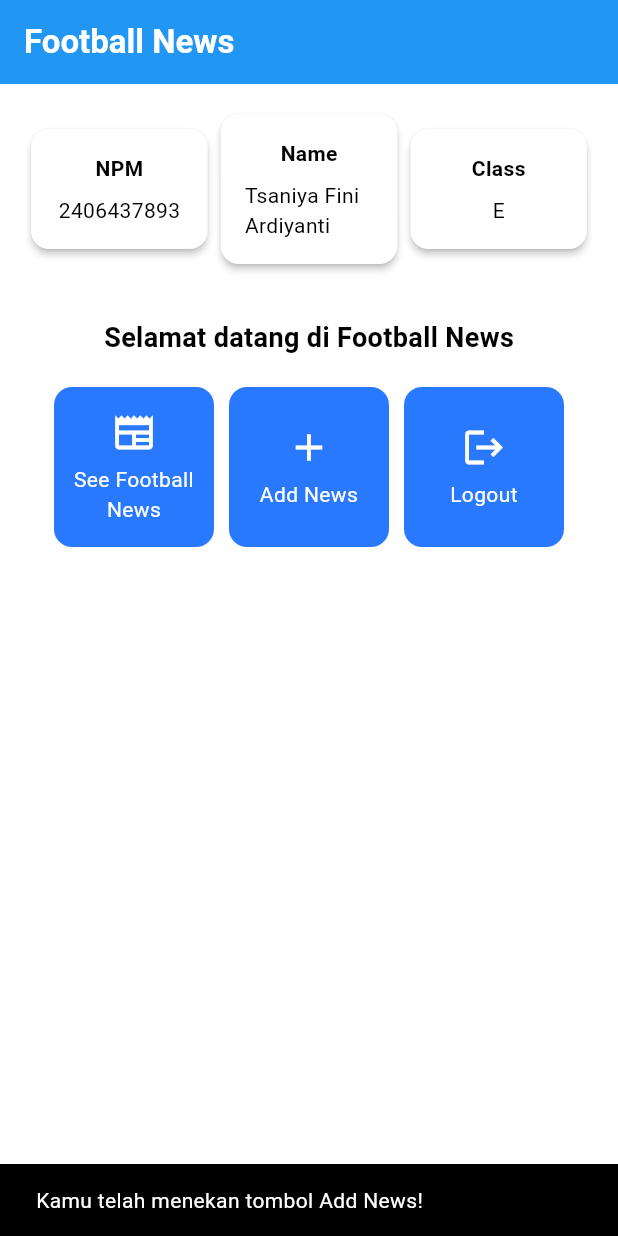
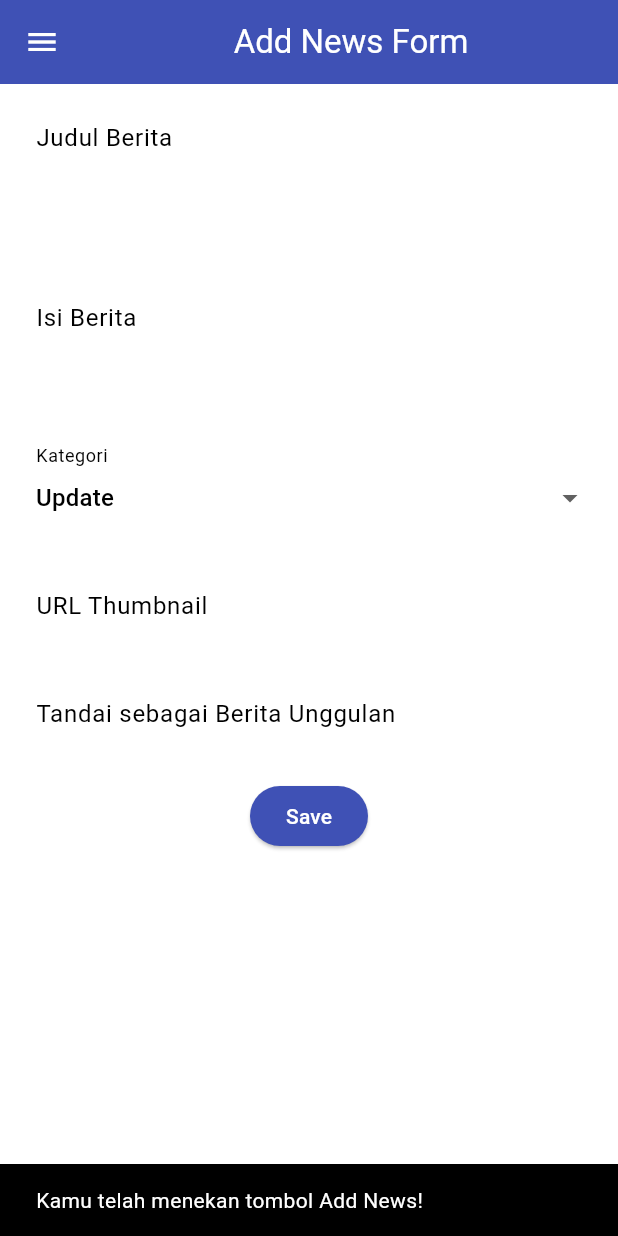
Before and after one commit to TsaniyaFiniArdiyanti/football-news-mobile, a Flutter app: the screen it shows after launch, after a tap on "Add News", on a phone screen of 412 x 824 dp. Run offline on Flutter 3.47's test engine with Material 3 defaults, Android fonts, the phone set to English and light mode, and no system bars.

Commit message:
tutorial 7 selesai

```diff
--- a/lib/main.dart
+++ b/lib/main.dart
@@ -1,5 +1,6 @@
 import 'package:flutter/material.dart';
-import 'package:football_news/menu.dart';
+import 'package:football_news/screens/menu.dart';
+// import 'package:football_news/widgets/left_drawer.dart';
 
 void main() {
   runApp(const MyApp());
--- a/lib/menu.dart
+++ /dev/null
@@ -1,186 +0,0 @@
-import 'package:flutter/material.dart';
-
-class MyHomePage extends StatelessWidget {
-  MyHomePage({super.key});
-
-  final String nama = "Tsaniya Fini Ardiyanti"; //nama
-  final String npm = "2406437893"; //npm
-  final String kelas = "E"; //kelas
-
-  final List<ItemHomepage> items = [
-    ItemHomepage("See Football News", Icons.newspaper),
-    ItemHomepage("Add News", Icons.add),
-    ItemHomepage("Logout", Icons.logout),
-  ];
-
-  @override
-  Widget build(BuildContext context) {
-  // Scaffold menyediakan struktur dasar halaman dengan AppBar dan body.
-  return Scaffold(
-    // AppBar adalah bagian atas halaman yang menampilkan judul.
-    appBar: AppBar(
-      // Judul aplikasi "Football News" dengan teks putih dan tebal.
-      title: const Text(
-        'Football News',
-        style: TextStyle(
-          color: Colors.white,
-          fontWeight: FontWeight.bold,
-        ),
-      ),
-      // Warna latar belakang AppBar diambil dari skema warna tema aplikasi.
-      backgroundColor: Theme.of(context).colorScheme.primary,
-    ),
-    // Body halaman dengan padding di sekelilingnya.
-    body: Padding(
-      padding: const EdgeInsets.all(16.0),
-      // Menyusun widget secara vertikal dalam sebuah kolom.
-      child: Column(
-        crossAxisAlignment: CrossAxisAlignment.center,
-        children: [
-          // Row untuk menampilkan 3 InfoCard secara horizontal.
-          Row(
-            mainAxisAlignment: MainAxisAlignment.spaceEvenly,
-            children: [
-              InfoCard(title: 'NPM', content: npm),
-              InfoCard(title: 'Name', content: nama),
-              InfoCard(title: 'Class', content: kelas),
-            ],
-          ),
-
-          // Memberikan jarak vertikal 16 unit.
-          const SizedBox(height: 16.0),
-
-          // Menempatkan widget berikutnya di tengah halaman.
-          Center(
-            child: Column(
-              // Menyusun teks dan grid item secara vertikal.
-
-              children: [
-                // Menampilkan teks sambutan dengan gaya tebal dan ukuran 18.
-                const Padding(
-                  padding: EdgeInsets.only(top: 16.0),
-                  child: Text(
-                    'Selamat datang di Football News',
-                    style: TextStyle(
-                      fontWeight: FontWeight.bold,
-                      fontSize: 18.0,
-                    ),
-                  ),
-                ),
-
-                // Grid untuk menampilkan ItemCard dalam bentuk grid 3 kolom.
-                GridView.count(
-                  primary: true,
-                  padding: const EdgeInsets.all(20),
-                  crossAxisSpacing: 10,
-                  mainAxisSpacing: 10,
-                  crossAxisCount: 3,
-                  // Agar grid menyesuaikan tinggi kontennya.
-                  shrinkWrap: true,
-
-                  // Menampilkan ItemCard untuk setiap item dalam list items.
-                  children: items.map((ItemHomepage item) {
-                    return ItemCard(item);
-                  }).toList(),
-                ),
-              ],
-            ),
-          ),
-        ],
-      ),
-    ),
-  );
-  }
-}
-
-class InfoCard extends StatelessWidget {
-  // Kartu informasi yang menampilkan title dan content.
-
-  final String title; // Judul kartu.
-  final String content; // Isi kartu.
-
-  const InfoCard({super.key, required this.title, required this.content});
-
-  @override
-  Widget build(BuildContext context) {
-    return Card(
-      // Membuat kotak kartu dengan bayangan dibawahnya.
-      elevation: 2.0,
-      child: Container(
-        // Mengatur ukuran dan jarak di dalam kartu.
-        width:
-            MediaQuery.of(context).size.width /
-            3.5, // menyesuaikan dengan lebar device yang digunakan.
-        padding: const EdgeInsets.all(16.0),
-        // Menyusun title dan content secara vertikal.
-        child: Column(
-          children: [
-            Text(title, style: const TextStyle(fontWeight: FontWeight.bold)),
-            const SizedBox(height: 8.0),
-            Text(content),
-          ],
-        ),
-      ),
-    );
-  }
-}
-
-class ItemHomepage {
-  final String name;
-  final IconData icon;
-
-  ItemHomepage(this.name, this.icon);
-}
-
-class ItemCard extends StatelessWidget {
-  // Menampilkan kartu dengan ikon dan nama.
-
-  final ItemHomepage item;
-
-  const ItemCard(this.item, {super.key});
-
-  @override
-  Widget build(BuildContext context) {
-    return Material(
-      // Menentukan warna latar belakang dari tema aplikasi.
-      color: Theme.of(context).colorScheme.secondary,
-      // Membuat sudut kartu melengkung.
-      borderRadius: BorderRadius.circular(12),
-
-      child: InkWell(
-        // Aksi ketika kartu ditekan.
-        onTap: () {
-          // Menampilkan pesan SnackBar saat kartu ditekan.
-          ScaffoldMessenger.of(context)
-            ..hideCurrentSnackBar()
-            ..showSnackBar(
-              SnackBar(content: Text("Kamu telah menekan tombol ${item.name}!"))
-            );
-        },
-        // Container untuk menyimpan Icon dan Text
-        child: Container(
-          padding: const EdgeInsets.all(8),
-          child: Center(
-            child: Column(
-              // Menyusun ikon dan teks di tengah kartu.
-              mainAxisAlignment: MainAxisAlignment.center,
-              children: [
-                Icon(
-                  item.icon,
-                  color: Colors.white,
-                  size: 30.0,
-                ),
-                const Padding(padding: EdgeInsets.all(3)),
-                Text(
-                  item.name,
-                  textAlign: TextAlign.center,
-                  style: const TextStyle(color: Colors.white),
-                ),
-              ],
-            ),
-          ),
-        ),
-      ),
-    );
-  }
-}
--- /dev/null
+++ b/lib/screens/menu.dart
@@ -0,0 +1,134 @@
+import 'package:flutter/material.dart';
+import 'package:football_news/widgets/left_drawer.dart';
+import 'package:football_news/screens/newslist_form.dart';
+import 'package:football_news/widgets/news_card.dart';
+
+class MyHomePage extends StatelessWidget {
+  MyHomePage({super.key});
+
+  final String nama = "Tsaniya Fini Ardiyanti"; //nama
+  final String npm = "2406437893"; //npm
+  final String kelas = "E"; //kelas
+
+  final List<ItemHomepage> items = [
+    ItemHomepage("See Football News", Icons.newspaper),
+    ItemHomepage("Add News", Icons.add),
+    ItemHomepage("Logout", Icons.logout),
+  ];
+
+  @override
+  Widget build(BuildContext context) {
+    // Scaffold menyediakan struktur dasar halaman dengan AppBar dan body.
+    return Scaffold(
+      // AppBar adalah bagian atas halaman yang menampilkan judul.
+      appBar: AppBar(
+        // Judul aplikasi "Football News" dengan teks putih dan tebal.
+        title: const Text(
+          'Football News',
+          style: TextStyle(color: Colors.white, fontWeight: FontWeight.bold),
+        ),
+        // Warna latar belakang AppBar diambil dari skema warna tema aplikasi.
+        backgroundColor: Theme.of(context).colorScheme.primary,
+      ),
+
+      drawer: LeftDrawer(),
+      // Body halaman dengan padding di sekelilingnya.
+      body: Padding(
+        padding: const EdgeInsets.all(16.0),
+        // Menyusun widget secara vertikal dalam sebuah kolom.
+        child: Column(
+          crossAxisAlignment: CrossAxisAlignment.center,
+          children: [
+            // Row untuk menampilkan 3 InfoCard secara horizontal.
+            Row(
+              mainAxisAlignment: MainAxisAlignment.spaceEvenly,
+              children: [
+                InfoCard(title: 'NPM', content: npm),
+                InfoCard(title: 'Name', content: nama),
+                InfoCard(title: 'Class', content: kelas),
+              ],
+            ),
+
+            // Memberikan jarak vertikal 16 unit.
+            const SizedBox(height: 16.0),
+
+            // Menempatkan widget berikutnya di tengah halaman.
+            Center(
+              child: Column(
+                // Menyusun teks dan grid item secara vertikal.
+                children: [
+                  // Menampilkan teks sambutan dengan gaya tebal dan ukuran 18.
+                  const Padding(
+                    padding: EdgeInsets.only(top: 16.0),
+                    child: Text(
+                      'Selamat datang di Football News',
+                      style: TextStyle(
+                        fontWeight: FontWeight.bold,
+                        fontSize: 18.0,
+                      ),
+                    ),
+                  ),
+
+                  // Grid untuk menampilkan ItemCard dalam bentuk grid 3 kolom.
+                  GridView.count(
+                    primary: true,
+                    padding: const EdgeInsets.all(20),
+                    crossAxisSpacing: 10,
+                    mainAxisSpacing: 10,
+                    crossAxisCount: 3,
+                    // Agar grid menyesuaikan tinggi kontennya.
+                    shrinkWrap: true,
+
+                    // Menampilkan ItemCard untuk setiap item dalam list items.
+                    children: items.map((ItemHomepage item) {
+                      return ItemCard(item);
+                    }).toList(),
+                  ),
+                ],
+              ),
+            ),
+          ],
+        ),
+      ),
+    );
+  }
+}
+
+class InfoCard extends StatelessWidget {
+  // Kartu informasi yang menampilkan title dan content.
+
+  final String title; // Judul kartu.
+  final String content; // Isi kartu.
+
+  const InfoCard({super.key, required this.title, required this.content});
+
+  @override
+  Widget build(BuildContext context) {
+    return Card(
+      // Membuat kotak kartu dengan bayangan dibawahnya.
+      elevation: 2.0,
+      child: Container(
+        // Mengatur ukuran dan jarak di dalam kartu.
+        width:
+            MediaQuery.of(context).size.width /
+            3.5, // menyesuaikan dengan lebar device yang digunakan.
+        padding: const EdgeInsets.all(16.0),
+        // Menyusun title dan content secara vertikal.
+        child: Column(
+          children: [
+            Text(title, style: const TextStyle(fontWeight: FontWeight.bold)),
+            const SizedBox(height: 8.0),
+            Text(content),
+          ],
+        ),
+      ),
+    );
+  }
+}
+
+class ItemHomepage {
+  final String name;
+  final IconData icon;
+
+  ItemHomepage(this.name, this.icon);
+}
--- /dev/null
+++ b/lib/screens/newslist_form.dart
@@ -0,0 +1,213 @@
+import 'package:flutter/material.dart';
+import 'package:football_news/widgets/left_drawer.dart';
+
+class NewsFormPage extends StatefulWidget {
+  const NewsFormPage({super.key});
+
+  @override
+  State<NewsFormPage> createState() => _NewsFormPageState();
+}
+
+class _NewsFormPageState extends State<NewsFormPage> {
+  final _formKey = GlobalKey<FormState>();
+  String _title = "";
+  String _content = "";
+  String _category = "update"; // default
+  String _thumbnail = "";
+  bool _isFeatured = false; // default
+
+  final List<String> _categories = [
+    'transfer',
+    'update',
+    'exclusive',
+    'match',
+    'rumor',
+    'analysis',
+  ];
+
+  @override
+  Widget build(BuildContext context) {
+    return Scaffold(
+      appBar: AppBar(
+        title: const Center(child: Text('Add News Form')),
+
+        backgroundColor: Colors.indigo,
+        foregroundColor: Colors.white,
+      ),
+      // TODO: Tambahkan drawer yang sudah dibuat di sini
+      drawer: const LeftDrawer(),
+
+      body: Form(
+        key: _formKey,
+        child: SingleChildScrollView(
+          child: Column(
+            crossAxisAlignment: CrossAxisAlignment.start,
+            children: [
+              Padding(
+                padding: const EdgeInsets.all(8.0),
+                child: TextFormField(
+                  decoration: InputDecoration(
+                    hintText: "Judul Berita",
+                    labelText: "Judul Berita",
+                    border: OutlineInputBorder(
+                      borderRadius: BorderRadius.circular(5.0),
+                    ),
+                  ),
+                  onChanged: (String? value) {
+                    setState(() {
+                      _title = value!;
+                    });
+                  },
+                  validator: (String? value) {
+                    if (value == null || value.isEmpty) {
+                      return "Judul tidak boleh kosong";
+                    }
+
+                    return null;
+                  },
+                ),
+              ),
+
+              // === Content ===
+              Padding(
+                padding: const EdgeInsets.all(8.0),
+                child: TextFormField(
+                  maxLines: 5,
+                  decoration: InputDecoration(
+                    hintText: "Isi Berita",
+                    labelText: "Isi Berita",
+                    border: OutlineInputBorder(
+                      borderRadius: BorderRadius.circular(5.0),
+                    ),
+                  ),
+                  onChanged: (String? value) {
+                    setState(() {
+                      _content = value!;
+                    });
+                  },
+                  validator: (String? value) {
+                    if (value == null || value.isEmpty) {
+                      return "Isi berita tidak boleh kosong!";
+                    }
+                    return null;
+                  },
+                ),
+              ),
+
+              // === Category ===
+              Padding(
+                padding: const EdgeInsets.all(8.0),
+                child: DropdownButtonFormField<String>(
+                  decoration: InputDecoration(
+                    labelText: "Kategori",
+                    border: OutlineInputBorder(
+                      borderRadius: BorderRadius.circular(5.0),
+                    ),
+                  ),
+                  value: _category,
+                  items: _categories
+                      .map(
+                        (cat) => DropdownMenuItem(
+                          value: cat,
+                          child: Text(cat[0].toUpperCase() + cat.substring(1)),
+                        ),
+                      )
+                      .toList(),
+                  onChanged: (String? newValue) {
+                    setState(() {
+                      _category = newValue!;
+                    });
+                  },
+                ),
+              ),
+
+              // === Thumbnail URL ===
+              Padding(
+                padding: const EdgeInsets.all(8.0),
+                child: TextFormField(
+                  decoration: InputDecoration(
+                    hintText: "URL Thumbnail (opsional)",
+                    labelText: "URL Thumbnail",
+                    border: OutlineInputBorder(
+                      borderRadius: BorderRadius.circular(5.0),
+                    ),
+                  ),
+                  onChanged: (String? value) {
+                    setState(() {
+                      _thumbnail = value!;
+                    });
+                  },
+                ),
+              ),
+
+              // === Is Featured ===
+              Padding(
+                padding: const EdgeInsets.all(8.0),
+                child: SwitchListTile(
+                  title: const Text("Tandai sebagai Berita Unggulan"),
+                  value: _isFeatured,
+                  onChanged: (bool value) {
+                    setState(() {
+                      _isFeatured = value;
+                    });
+                  },
+                ),
+              ),
+
+              Align(
+                alignment: Alignment.bottomCenter,
+                child: Padding(
+                  padding: const EdgeInsets.all(8.0),
+                  child: ElevatedButton(
+                    style: ButtonStyle(
+                      backgroundColor: MaterialStateProperty.all(Colors.indigo),
+                    ),
+                    onPressed: () {
+                      if (_formKey.currentState!.validate()) {
+                        showDialog(
+                          context: context,
+                          builder: (context) {
+                            return AlertDialog(
+                              title: const Text('Berita berhasil disimpan!'),
+                              content: SingleChildScrollView(
+                                child: Column(
+                                  crossAxisAlignment: CrossAxisAlignment.start,
+                                  children: [
+                                    Text('Judul: $_title'),
+                                    Text('Isi: $_content'),
+                                    Text('Kategori: $_category'),
+                                    Text('Thumbnail: $_thumbnail'),
+                                    Text(
+                                      'Unggulan: ${_isFeatured ? "Ya" : "Tidak"}',
+                                    ),
+                                  ],
+                                ),
+                              ),
+                              actions: [
+                                TextButton(
+                                  child: const Text('OK'),
+                                  onPressed: () {
+                                    Navigator.pop(context);
+                                    _formKey.currentState!.reset();
+                                  },
+                                ),
+                              ],
+                            );
+                          },
+                        );
+                      }
+                    },
+                    child: const Text(
+                      "Save",
+                      style: TextStyle(color: Colors.white),
+                    ),
+                  ),
+                ),
+              ),
+            ],
+          ),
+        ),
+      ),
+    );
+  }
+}
--- /dev/null
+++ b/lib/widgets/left_drawer.dart
@@ -0,0 +1,77 @@
+import 'package:flutter/material.dart';
+import 'package:football_news/screens/menu.dart';
+import 'package:football_news/screens/newslist_form.dart';
+
+class LeftDrawer extends StatelessWidget {
+  const LeftDrawer({super.key});
+
+  @override
+  Widget build(BuildContext context) {
+    return Drawer(
+      child: ListView(
+        children: [
+          const DrawerHeader(
+            decoration: BoxDecoration(color: Colors.blue),
+            child: Column(
+              children: [
+                Text(
+                  'Football News',
+                  textAlign: TextAlign.center,
+                  style: TextStyle(
+                    fontSize: 30,
+                    fontWeight: FontWeight.bold,
+                    color: Colors.white,
+                  ),
+                ),
+                Padding(padding: EdgeInsets.all(10)),
+                Text(
+                  "Seluruh berita sepak bola terkini di sini!",
+                  textAlign: TextAlign.center,
+                  style: TextStyle(
+                    fontSize: 15,
+                    color: Colors.white,
+                    fontWeight: FontWeight.normal,
+                  ),
+                ),
+              ],
+            ),
+          ),
+
+          ListTile(
+            leading: const Icon(Icons.home_outlined),
+            title: const Text('Home'),
+            // Bagian redirection ke MyHomePage
+            onTap: () {
+              Navigator.pushReplacement(
+                context,
+                MaterialPageRoute(builder: (context) => MyHomePage()),
+              );
+            },
+          ),
+
+          ListTile(
+            leading: const Icon(Icons.post_add),
+            title: const Text('Add News'),
+            // Bagian redirection ke NewsFormPage
+            onTap: () {
+              /*
+              TODO: Buatlah routing ke NewsFormPage di sini,
+              setelah halaman NewsFormPage sudah dibuat.
+              */
+              Navigator.push(
+                context,
+                MaterialPageRoute(builder: (context) => NewsFormPage()));
+            },
+          ),
+          // TODO: Buat ListTile baru untuk ke halaman melihat news
+
+          ListTile(
+            leading: const Icon(Icons.newspaper),
+            title: const Text('See News'),
+            onTap: () {},
+          ),
+        ],
+      ),
+    );
+  }
+}
--- /dev/null
+++ b/lib/widgets/news_card.dart
@@ -0,0 +1,60 @@
+import 'package:flutter/material.dart';
+import 'package:football_news/screens/newslist_form.dart';
+import 'package:football_news/screens/menu.dart';
+
+class ItemCard extends StatelessWidget {
+  // Menampilkan kartu dengan ikon dan nama.
+
+  final ItemHomepage item;
+
+  const ItemCard(this.item, {super.key});
+
+  @override
+  Widget build(BuildContext context) {
+    return Material(
+      // Menentukan warna latar belakang dari tema aplikasi.
+      color: Theme.of(context).colorScheme.secondary,
+      // Membuat sudut kartu melengkung.
+      borderRadius: BorderRadius.circular(12),
+
+      child: InkWell(
+        // Aksi ketika kartu ditekan.
+        onTap: () {
+          // Menampilkan pesan SnackBar saat kartu ditekan.
+          ScaffoldMessenger.of(context)
+            ..hideCurrentSnackBar()
+            ..showSnackBar(
+              SnackBar(
+                content: Text("Kamu telah menekan tombol ${item.name}!"),
+              ),
+            );
+
+          if (item.name == "Add News") {
+            Navigator.push(
+              context,
+              MaterialPageRoute(builder: (context) => NewsFormPage()));
+          }
+        },
+        // Container untuk menyimpan Icon dan Text
+        child: Container(
+          padding: const EdgeInsets.all(8),
+          child: Center(
+            child: Column(
+              // Menyusun ikon dan teks di tengah kartu.
+              mainAxisAlignment: MainAxisAlignment.center,
+              children: [
+                Icon(item.icon, color: Colors.white, size: 30.0),
+                const Padding(padding: EdgeInsets.all(3)),
+                Text(
+                  item.name,
+                  textAlign: TextAlign.center,
+                  style: const TextStyle(color: Colors.white),
+                ),
+              ],
+            ),
+          ),
+        ),
+      ),
+    );
+  }
+}
```
